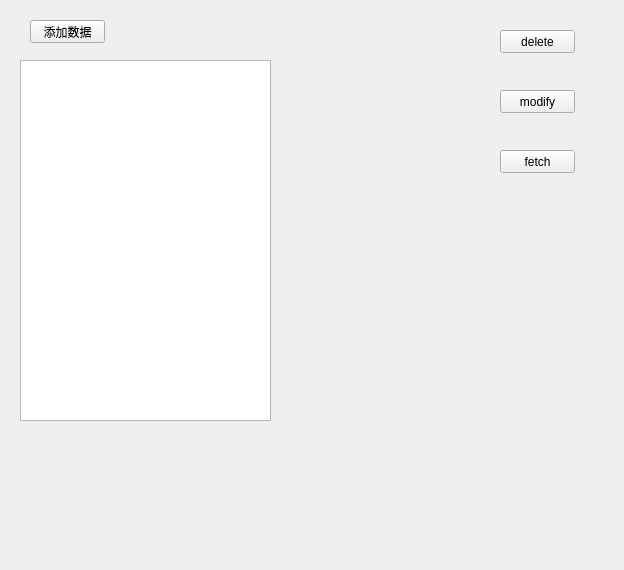
This is UI/widget.ui in jiutianhuanpei/HBApp as Qt 5 draws it before an edit. The edited form follows.
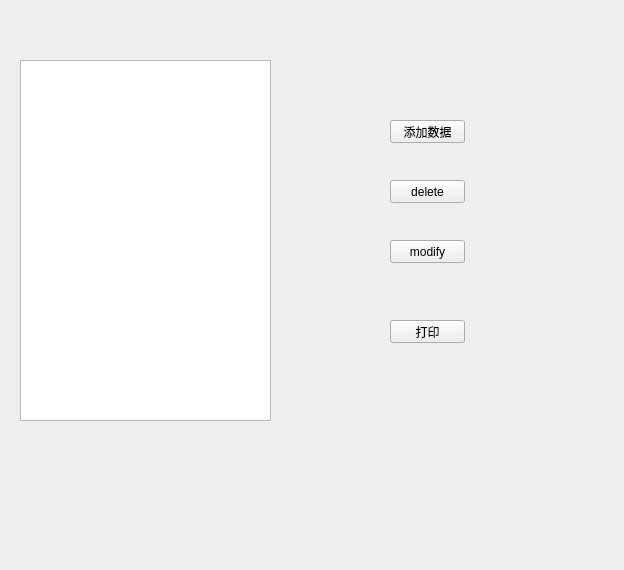
This is the edited form. Custom widgets are drawn as their Qt base class.

```diff
--- a/UI/widget.ui
+++ b/UI/widget.ui
@@ -25,8 +25,8 @@
   <widget class="QPushButton" name="pushButton">
    <property name="geometry">
     <rect>
-     <x>30</x>
-     <y>20</y>
+     <x>390</x>
+     <y>120</y>
      <width>75</width>
      <height>23</height>
     </rect>
@@ -38,8 +38,8 @@
   <widget class="QPushButton" name="pushButton_2">
    <property name="geometry">
     <rect>
-     <x>500</x>
-     <y>30</y>
+     <x>390</x>
+     <y>180</y>
      <width>75</width>
      <height>23</height>
     </rect>
@@ -51,8 +51,8 @@
   <widget class="QPushButton" name="pushButton_3">
    <property name="geometry">
     <rect>
-     <x>500</x>
-     <y>90</y>
+     <x>390</x>
+     <y>240</y>
      <width>75</width>
      <height>23</height>
     </rect>
@@ -64,14 +64,14 @@
   <widget class="QPushButton" name="pushButton_4">
    <property name="geometry">
     <rect>
-     <x>500</x>
-     <y>150</y>
+     <x>390</x>
+     <y>320</y>
      <width>75</width>
      <height>23</height>
     </rect>
    </property>
    <property name="text">
-    <string>fetch</string>
+    <string>打印</string>
    </property>
   </widget>
   <widget class="HBTreeView" name="treeView">
```
Left out of the diff: 8 changed lines with no effect on the pictures.
